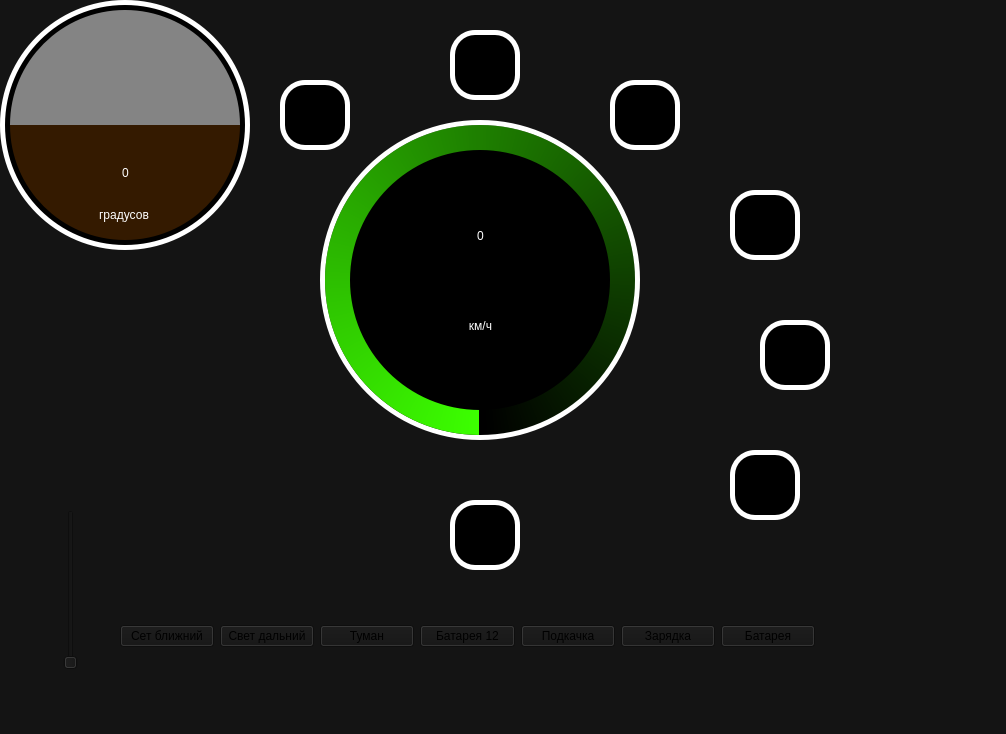
First picture: the form in Panel.ui, repository Alexandr-Filatov/BGA_Panel, before the edit.
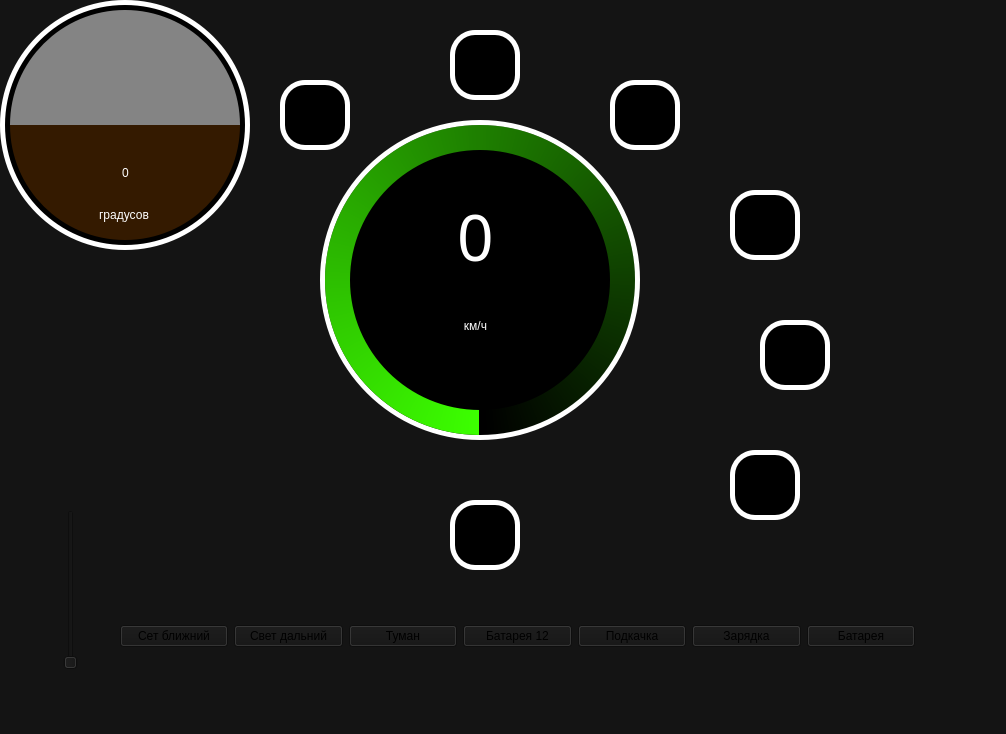
Second picture: the form after the edit. Icons and pictures are not drawn.

What changed in the file:
```diff
--- a/Panel.ui
+++ b/Panel.ui
@@ -111,7 +111,7 @@
        <rect>
         <x>40</x>
         <y>40</y>
-        <width>181</width>
+        <width>171</width>
         <height>181</height>
        </rect>
       </property>
@@ -121,6 +121,15 @@
        </property>
        <item>
         <widget class="QLabel" name="speed">
+         <property name="font">
+          <font>
+           <family>BankGothic Lt BT</family>
+           <pointsize>48</pointsize>
+           <weight>50</weight>
+           <italic>false</italic>
+           <bold>false</bold>
+          </font>
+         </property>
          <property name="styleSheet">
           <string notr="true">font: 75 50pt &quot;Agency FB&quot;;
 color: rgb(255, 255, 255);
@@ -164,7 +173,7 @@
      <rect>
       <x>120</x>
       <y>600</y>
-      <width>695</width>
+      <width>795</width>
       <height>72</height>
      </rect>
     </property>
@@ -705,9 +714,9 @@
      <widget class="QLabel" name="speed_2">
       <property name="geometry">
        <rect>
-        <x>100</x>
+        <x>80</x>
         <y>140</y>
-        <width>31</width>
+        <width>71</width>
         <height>45</height>
        </rect>
       </property>
```
Left out of the diff: 16 changed lines with no effect on the pictures.
